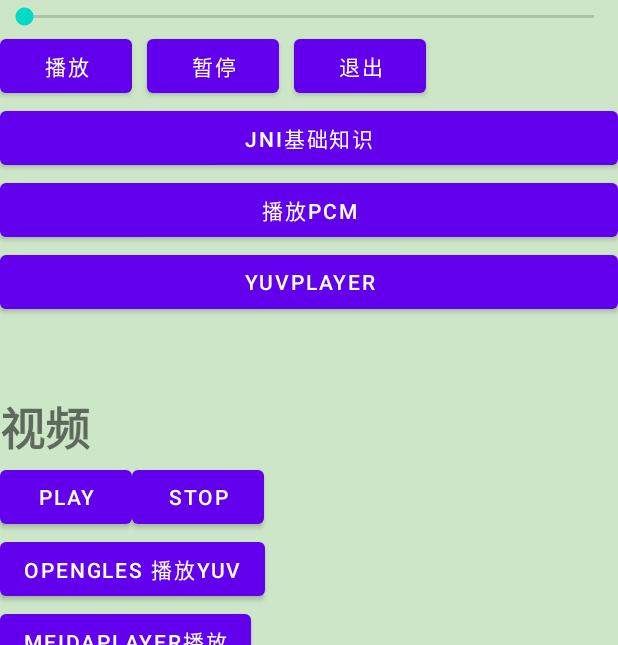
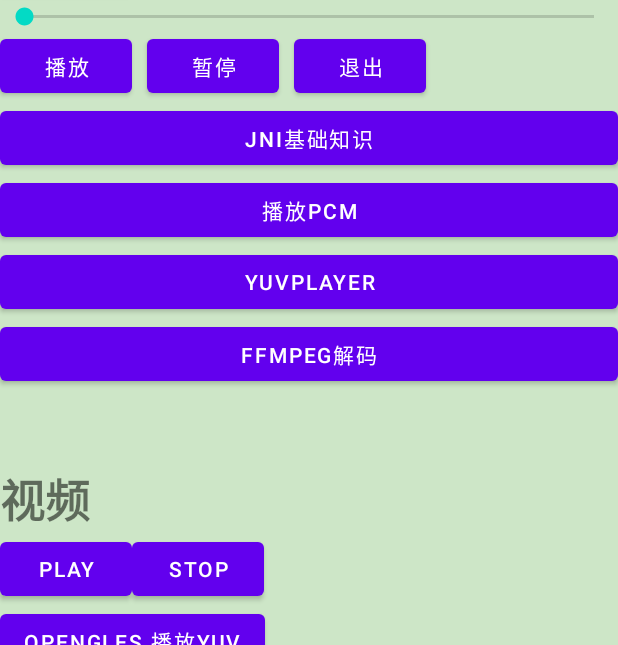
Before and after one commit to AdrianAndroid/xplayer, an Android app: the screen it shows after launch (MainActivity), on a phone screen of 412 x 824 dp, the part 591-1236 px from its top. Run offline under Robolectric (Android 15) with nearby library versions, the phone set to English and light mode, and no system bars; 1 statement that could not run was skipped.

```diff
--- a/app/src/main/java/com/joyy/nativecpp/MainActivity.java
+++ b/app/src/main/java/com/joyy/nativecpp/MainActivity.java
@@ -90,6 +90,12 @@
             @Override
             public void onClick(View v) {
                 startActivity(new Intent(MainActivity.this, YUVActivity.class));
+            }
+        });
+        binding.btnFFmpeg.setOnClickListener(new View.OnClickListener() {
+            @Override
+            public void onClick(View v) {
+                test039();
             }
         });
     }
--- a/app/src/main/java/com/joyy/nativecpp/yuv/YUVPlayer.java
+++ b/app/src/main/java/com/joyy/nativecpp/yuv/YUVPlayer.java
@@ -22,8 +22,7 @@
         super(context, attrs);
         // 设置这个才能显示
         setRenderer(new Renderer() {
-            public void onSurfaceCreated(GL10 gl, EGLConfig config)
-            {
+            public void onSurfaceCreated(GL10 gl, EGLConfig config) {
                 //gl.glClearColor(1.0f, 0.0f, 0.0f, 1.0f);
             }
 
--- a/app/src/main/res/layout/activity_main.xml
+++ b/app/src/main/res/layout/activity_main.xml
@@ -135,6 +135,12 @@
                     android:layout_width="match_parent"
                     android:layout_height="wrap_content"
                     android:text="YUVPlayer" />
+
+                <Button
+                    android:id="@+id/btnFFmpeg"
+                    android:layout_width="match_parent"
+                    android:layout_height="wrap_content"
+                    android:text="FFmpeg解码" />
 
 
                 <View
```
Also changed, not shown: 1 other file.
